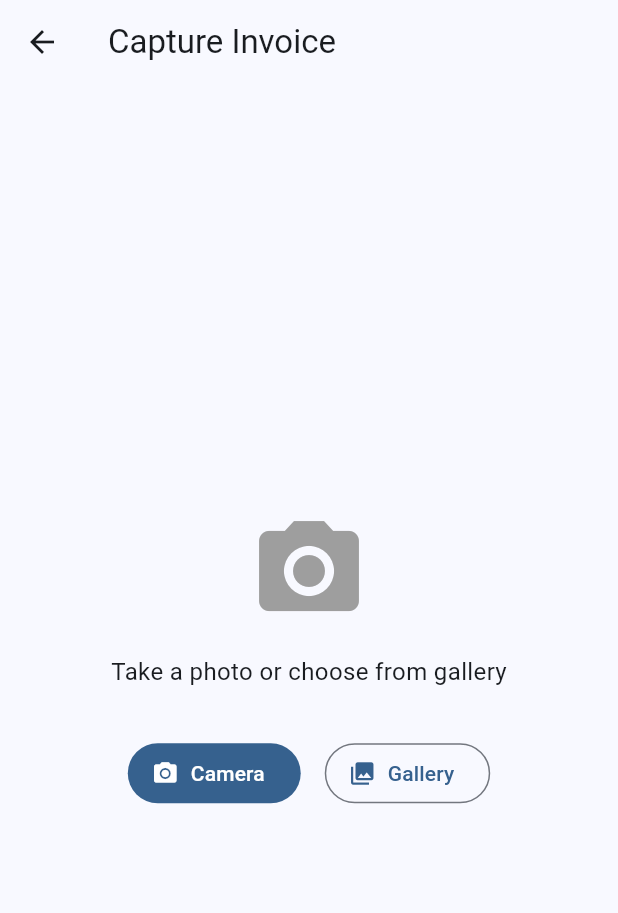
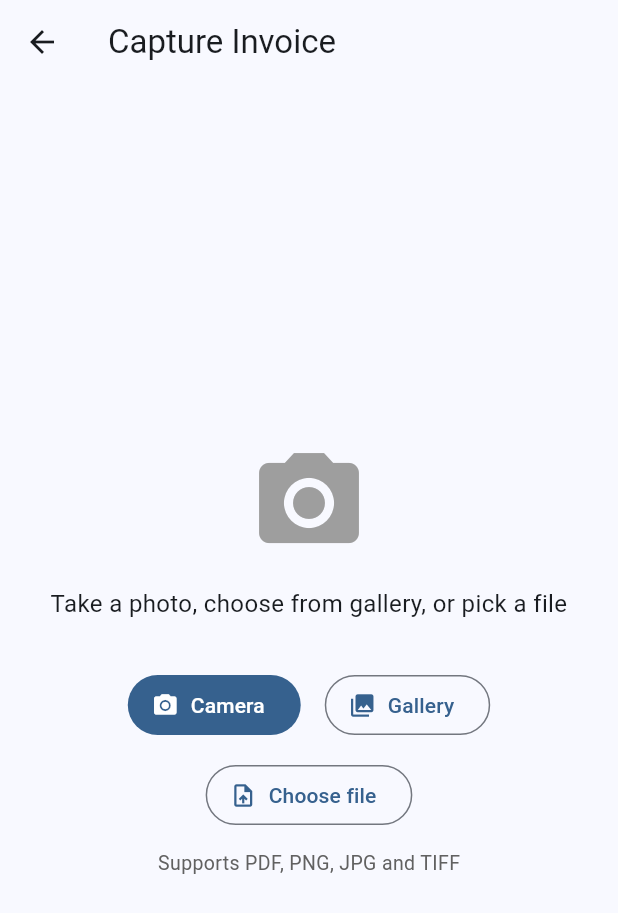
Before and after one commit to Absence0760/project-account-payables, a Flutter app: the CaptureScreen screen opened directly, on a phone screen of 412 x 824 dp. Shown: the top 913 px of the screen. Run offline on Flutter 3.47's test engine with Material 3 defaults, Android fonts, the phone set to English and light mode, and no system bars; our stand-ins replace file_picker, firebase_messaging, flutter_local_notifications, flutter_secure_storage, image_picker, local_auth and 1 more; accounts and stored records are empty.

Commit message:
feat(mobile): invoice upload via file picker (PDF/PNG/JPG/TIFF)
Add a Choose-file path alongside the existing camera/gallery capture.
CameraCapture.pickDocument() uses file_picker to select a PDF/PNG/JPG/TIFF
document, restricted to the backend-accepted extensions, and uploads it
through the same /api/invoices/upload extraction pipeline as the camera
path. The capture screen offers Camera / Gallery / Choose file, previews
images inline and PDFs as a document card, and a Change source chooser.

```diff
--- a/mobile/lib/screens/capture_screen.dart
+++ b/mobile/lib/screens/capture_screen.dart
@@ -1,6 +1,7 @@
 import 'dart:io';
 
 import 'package:flutter/material.dart';
+import 'package:path/path.dart' as p;
 
 import 'package:ap_mobile/api/api_client.dart';
 import 'package:ap_mobile/services/camera_capture.dart';
@@ -28,6 +29,25 @@ class _CaptureScreenState extends State<CaptureScreen> {
         _error = null;
       });
     }
+  }
+
+  /// Pick a document file (PDF / PNG / JPG / TIFF) from the device's storage.
+  Future<void> _pickDocument() async {
+    final file = await CameraCapture.pickDocument();
+    if (file != null) {
+      setState(() {
+        _selectedFile = file;
+        _error = null;
+      });
+    }
+  }
+
+  /// True when the selected file is a PDF — it can't render via [Image.file],
+  /// so the preview shows a document placeholder instead of the bitmap.
+  bool get _selectedIsPdf {
+    final file = _selectedFile;
+    if (file == null) return false;
+    return p.extension(file.path).toLowerCase() == '.pdf';
   }
 
   Future<void> _upload() async {
@@ -74,48 +94,8 @@ class _CaptureScreenState extends State<CaptureScreen> {
         children: [
           Expanded(
             child: _selectedFile != null
-                ? InteractiveViewer(
-                    child: Image.file(
-                      _selectedFile!,
-                      fit: BoxFit.contain,
-                    ),
-                  )
-                : Center(
-                    child: Column(
-                      mainAxisSize: MainAxisSize.min,
-                      children: [
-                        const ExcludeSemantics(
-                          child: Icon(
-                            Icons.camera_alt,
-                            size: 80,
-                            color: Colors.grey, // decorative placeholder
-                          ),
-                        ),
-                        const SizedBox(height: 16),
-                        const Text(
-                          'Take a photo or choose from gallery',
-                          style: TextStyle(fontSize: 16),
-                        ),
-                        const SizedBox(height: 32),
-                        Row(
-                          mainAxisAlignment: MainAxisAlignment.center,
-                          children: [
-                            FilledButton.icon(
-                              onPressed: () => _capture(fromCamera: true),
-                              icon: const Icon(Icons.camera_alt),
-                              label: const Text('Camera'),
-                            ),
-                            const SizedBox(width: 16),
-                            OutlinedButton.icon(
-                              onPressed: () => _capture(fromCamera: false),
-                              icon: const Icon(Icons.photo_library),
-                              label: const Text('Gallery'),
-                            ),
-                          ],
-                        ),
-                      ],
-                    ),
-                  ),
+                ? (_selectedIsPdf ? _buildPdfPreview() : _buildImagePreview())
+                : _buildEmptyState(),
           ),
           if (_error != null)
             Padding(
@@ -137,9 +117,9 @@ class _CaptureScreenState extends State<CaptureScreen> {
                   children: [
                     Expanded(
                       child: OutlinedButton.icon(
-                        onPressed: _uploading ? null : () => _capture(),
+                        onPressed: _uploading ? null : _changeSource,
                         icon: const Icon(Icons.refresh),
-                        label: const Text('Retake'),
+                        label: const Text('Change'),
                       ),
                     ),
                     const SizedBox(width: 16),
@@ -167,4 +147,139 @@ class _CaptureScreenState extends State<CaptureScreen> {
       ),
     );
   }
+
+  /// Empty state — offers all three sources: camera, gallery, and a file
+  /// picker for documents (PDF / PNG / JPG / TIFF).
+  Widget _buildEmptyState() {
+    return Center(
+      child: Padding(
+        padding: const EdgeInsets.all(24),
+        child: Column(
+          mainAxisSize: MainAxisSize.min,
+          children: [
+            const ExcludeSemantics(
+              child: Icon(
+                Icons.camera_alt,
+                size: 80,
+                color: Colors.grey, // decorative placeholder
+              ),
+            ),
+            const SizedBox(height: 16),
+            const Text(
+              'Take a photo, choose from gallery, or pick a file',
+              style: TextStyle(fontSize: 16),
+              textAlign: TextAlign.center,
+            ),
+            const SizedBox(height: 32),
+            Wrap(
+              alignment: WrapAlignment.center,
+              spacing: 16,
+              runSpacing: 12,
+              children: [
+                FilledButton.icon(
+                  onPressed: () => _capture(fromCamera: true),
+                  icon: const Icon(Icons.camera_alt),
+                  label: const Text('Camera'),
+                ),
+                OutlinedButton.icon(
+                  onPressed: () => _capture(fromCamera: false),
+                  icon: const Icon(Icons.photo_library),
+                  label: const Text('Gallery'),
+                ),
+                OutlinedButton.icon(
+                  onPressed: _pickDocument,
+                  icon: const Icon(Icons.upload_file),
+                  label: const Text('Choose file'),
+                ),
+              ],
+            ),
+            const SizedBox(height: 12),
+            Text(
+              'Supports PDF, PNG, JPG and TIFF',
+              style: TextStyle(color: Colors.grey.shade700, fontSize: 13),
+            ),
+          ],
+        ),
+      ),
+    );
+  }
+
+  /// Image preview for a picked photo / image file.
+  Widget _buildImagePreview() {
+    return InteractiveViewer(
+      child: Image.file(
+        _selectedFile!,
+        fit: BoxFit.contain,
+      ),
+    );
+  }
+
+  /// Document placeholder preview for a picked PDF — a PDF can't render via
+  /// [Image.file]. Shows the file name so the user can confirm their choice
+  /// before uploading; the rendered PDF is viewable on the invoice detail
+  /// screen after extraction.
+  Widget _buildPdfPreview() {
+    final name = p.basename(_selectedFile!.path);
+    return Center(
+      child: Semantics(
+        label: 'Selected document: $name',
+        excludeSemantics: true,
+        child: Column(
+          mainAxisSize: MainAxisSize.min,
+          children: [
+            const Icon(Icons.picture_as_pdf, size: 80, color: Colors.redAccent),
+            const SizedBox(height: 16),
+            Padding(
+              padding: const EdgeInsets.symmetric(horizontal: 32),
+              child: Text(
+                name,
+                style: const TextStyle(fontSize: 16),
+                textAlign: TextAlign.center,
+              ),
+            ),
+            const SizedBox(height: 8),
+            const Text('PDF document ready to upload'),
+          ],
+        ),
+      ),
+    );
+  }
+
+  /// Re-open a source chooser so the user can swap the selected file before
+  /// uploading. Covers all three sources (camera / gallery / file).
+  Future<void> _changeSource() async {
+    final choice = await showModalBottomSheet<String>(
+      context: context,
+      builder: (sheetContext) => SafeArea(
+        child: Column(
+          mainAxisSize: MainAxisSize.min,
+          children: [
+            ListTile(
+              leading: const Icon(Icons.camera_alt),
+              title: const Text('Camera'),
+              onTap: () => Navigator.pop(sheetContext, 'camera'),
+            ),
+            ListTile(
+              leading: const Icon(Icons.photo_library),
+              title: const Text('Gallery'),
+              onTap: () => Navigator.pop(sheetContext, 'gallery'),
+            ),
+            ListTile(
+              leading: const Icon(Icons.upload_file),
+              title: const Text('Choose file'),
+              onTap: () => Navigator.pop(sheetContext, 'file'),
+            ),
+          ],
+        ),
+      ),
+    );
+    switch (choice) {
+      case 'camera':
+        await _capture(fromCamera: true);
+      case 'gallery':
+        await _capture(fromCamera: false);
+      case 'file':
+        await _pickDocument();
+    }
+  }
 }
--- a/mobile/lib/services/camera_capture.dart
+++ b/mobile/lib/services/camera_capture.dart
@@ -1,6 +1,7 @@
 import 'dart:convert';
 import 'dart:io';
 
+import 'package:file_picker/file_picker.dart';
 import 'package:flutter/foundation.dart';
 import 'package:http/http.dart' as http;
 import 'package:http_parser/http_parser.dart';
@@ -13,6 +14,18 @@ import 'package:ap_mobile/config.dart';
 /// Camera capture and invoice upload service.
 class CameraCapture {
   static final _picker = ImagePicker();
+
+  /// Document file extensions the backend extraction pipeline accepts. Mirrors
+  /// the server's `ALLOWED_CONTENT_TYPES` (PDF / PNG / JPEG / TIFF) — the
+  /// picker rejects anything else up-front so the upload can't 422 on type.
+  static const documentExtensions = <String>[
+    'pdf',
+    'png',
+    'jpg',
+    'jpeg',
+    'tiff',
+    'tif',
+  ];
 
   /// Pick an image from camera or gallery.
   /// Returns the file, or null if cancelled.
@@ -28,6 +41,26 @@ class CameraCapture {
       return File(image.path);
     } catch (e) {
       debugPrint('[camera] Pick image failed: $e');
+      return null;
+    }
+  }
+
+  /// Pick a document file (PDF / PNG / JPG / JPEG / TIFF) from the device's
+  /// file system. Returns the file, or null if the user cancelled. Runs the
+  /// same upload path as the camera capture, so the backend extraction pipeline
+  /// treats both identically.
+  static Future<File?> pickDocument() async {
+    try {
+      final result = await FilePicker.pickFiles(
+        type: FileType.custom,
+        allowedExtensions: documentExtensions,
+        withData: false, // we upload by path; avoid buffering the whole file
+      );
+      final path = result?.files.single.path;
+      if (path == null) return null;
+      return File(path);
+    } catch (e) {
+      debugPrint('[camera] Pick document failed: $e');
       return null;
     }
   }
--- a/mobile/pubspec.yaml
+++ b/mobile/pubspec.yaml
@@ -10,6 +10,7 @@ dependencies:
   cached_network_image: ^3.4.1
   camera: ^0.12.0+1
   cupertino_icons: ^1.0.8
+  file_picker: ^11.0.2
   firebase_core: ^4.6.0
   firebase_messaging: ^16.1.3
   flutter:
@@ -23,6 +24,7 @@ dependencies:
   local_auth: ^3.0.1
   path: ^1.9.1
   path_provider: ^2.1.5
+  pdfx: ^2.9.2
   pull_to_refresh_flutter3: ^2.0.2
   sqflite: ^2.4.2
 
```
Also changed, not shown: mobile/pubspec.lock, 2 other files.
